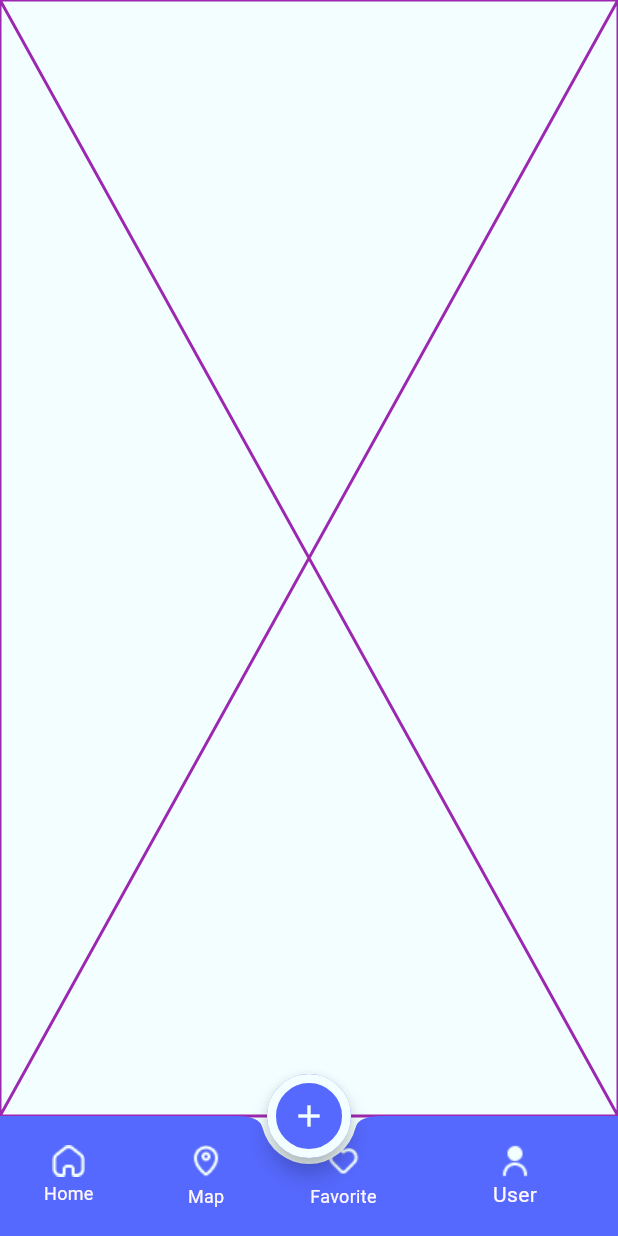
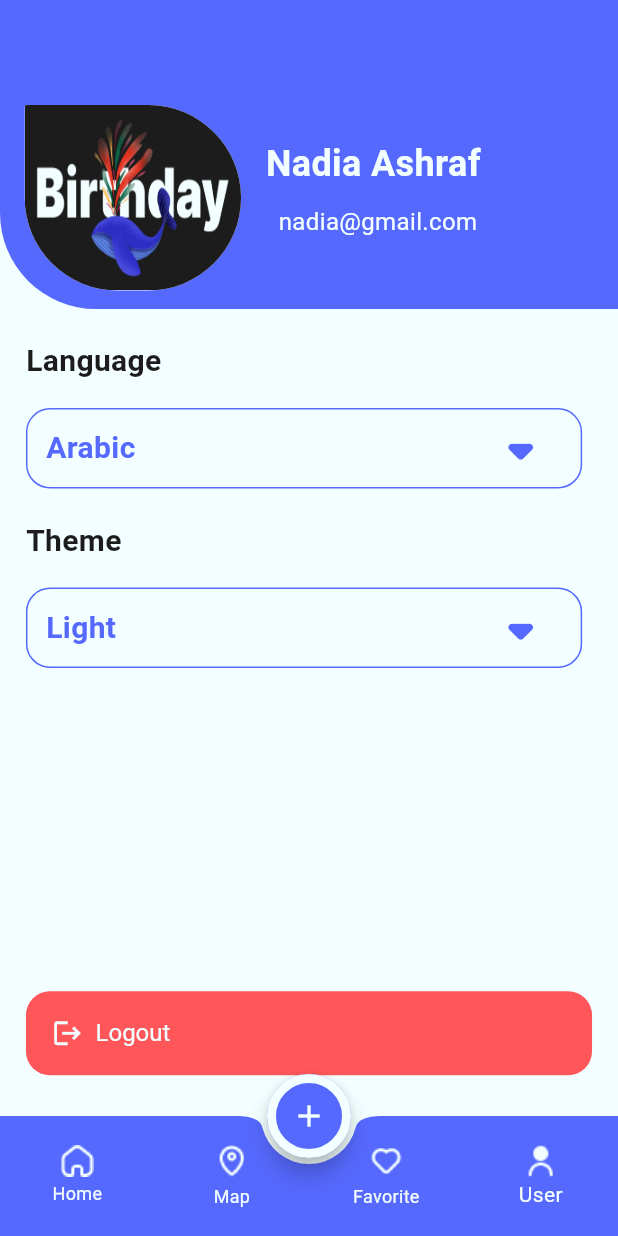
Before and after one commit to nadia022/event-planning-app, a Flutter app: the screen it shows after launch, item 4 of the bottom bar chosen, on a phone screen of 412 x 824 dp. Run offline on Flutter 3.47's test engine with Material 3 defaults, Android fonts, the phone set to English and light mode, and no system bars; our stand-ins replace animated_toggle_switch, firebase_auth, firebase_core, smooth_page_indicator; accounts and stored records are empty; generated files the repository leaves out were written again.

Commit message:
implement UI for User and Favorite tabs

```diff
--- a/lib/assets/app_images.dart
+++ b/lib/assets/app_assets.dart
@@ -1,4 +1,4 @@
-class AppImages {
+class AppAssets {
   static const String eventlyHorizentalLogo =
       "assets/images/evently_horizental_logo.png";
   static const String setupDarkModeImage =
--- a/lib/auth/forget_password_screen/forget_password_screen.dart
+++ b/lib/auth/forget_password_screen/forget_password_screen.dart
@@ -1,5 +1,5 @@
 import 'package:evently_app/utils/app_colors.dart';
-import 'package:evently_app/assets/app_images.dart';
+import 'package:evently_app/assets/app_assets.dart';
 import 'package:flutter/material.dart';
 import 'package:flutter_gen/gen_l10n/app_localizations.dart';
 
@@ -26,7 +26,7 @@ class ForgetPasswordScreen extends StatelessWidget {
         padding: EdgeInsets.all(height * 0.02),
         child: Column(
           children: [
-            Image.asset(AppImages.forget_password_image),
+            Image.asset(AppAssets.forget_password_image),
             SizedBox(
               height: height * 0.02,
             ),
--- a/lib/auth/login_screen/login_screen.dart
+++ b/lib/auth/login_screen/login_screen.dart
@@ -1,7 +1,7 @@
 import 'package:evently_app/auth/forget_password_screen/forget_password_screen.dart';
 import 'package:evently_app/auth/register_screen/register_screen.dart';
 import 'package:evently_app/utils/app_colors.dart';
-import 'package:evently_app/assets/app_images.dart';
+import 'package:evently_app/assets/app_assets.dart';
 import 'package:evently_app/utils/dialog_utils.dart';
 import 'package:evently_app/ui/widgets/language_switch.dart';
 import 'package:evently_app/ui/widgets/theme_switch.dart';
@@ -36,7 +36,7 @@ class _LoginScreenState extends State<LoginScreen> {
             child: SingleChildScrollView(
               child: Column(
                 children: [
-                  Image.asset(AppImages.eventlyVerticalLogo),
+                  Image.asset(AppAssets.eventlyVerticalLogo),
                   SizedBox(
                     height: height * 0.035,
                   ),
@@ -192,7 +192,7 @@ class _LoginScreenState extends State<LoginScreen> {
                       mainAxisAlignment: MainAxisAlignment.center,
                       children: [
                         Image.asset(
-                          AppImages.google_logo,
+                          AppAssets.google_logo,
                           height: height * 0.03,
                         ),
                         Padding(
--- a/lib/auth/register_screen/register_screen.dart
+++ b/lib/auth/register_screen/register_screen.dart
@@ -1,6 +1,6 @@
 import 'package:evently_app/auth/login_screen/login_screen.dart';
 import 'package:evently_app/utils/app_colors.dart';
-import 'package:evently_app/assets/app_images.dart';
+import 'package:evently_app/assets/app_assets.dart';
 import 'package:evently_app/utils/dialog_utils.dart';
 import 'package:evently_app/ui/widgets/language_switch.dart';
 import 'package:firebase_auth/firebase_auth.dart';
@@ -47,7 +47,7 @@ class _RegisterScreenState extends State<RegisterScreen> {
           child: SingleChildScrollView(
             child: Column(
               children: [
-                Image.asset(AppImages.eventlyVerticalLogo),
+                Image.asset(AppAssets.eventlyVerticalLogo),
                 SizedBox(
                   height: height * 0.035,
                 ),
--- a/lib/l10n/app_ar.arb
+++ b/lib/l10n/app_ar.arb
@@ -40,5 +40,10 @@
     "home": "الصفحة الرئيسية",
     "map": "الخريطة",
     "favorite": "المفضلة",
-    "user": "المستخدم"
+    "user": "المستخدم",
+    "search_for_event": "البحث عن الحدث",
+    "arabic": "العربيه",
+    "english": "الانجليزيه",
+    "light": "نهاري",
+    "dark": "ليلي"
 }
--- a/lib/l10n/app_en.arb
+++ b/lib/l10n/app_en.arb
@@ -39,5 +39,10 @@
     "home": "Home",
     "map": "Map",
     "favorite": "Favorite",
-    "user": "User"
+    "user": "User",
+    "search_for_event": "Search For Event",
+    "arabic": "Arabic",
+    "english": "English",
+    "light": "Light",
+    "dark": "Dark"
 }
--- a/lib/ui/Screens/home_screen/home_screen.dart
+++ b/lib/ui/Screens/home_screen/home_screen.dart
@@ -1,10 +1,11 @@
-import 'package:evently_app/ui/tabs/favorite/favorite_tab.dart';
-import 'package:evently_app/ui/tabs/home/home_tab.dart';
-import 'package:evently_app/ui/tabs/map/map_tab..dart';
-import 'package:evently_app/ui/tabs/user/user_tab.dart';
+import 'package:evently_app/ui/Screens/home_screen/tabs/favorite/favorite_tab.dart';
+import 'package:evently_app/ui/Screens/home_screen/tabs/home/home_tab.dart';
+import 'package:evently_app/ui/Screens/home_screen/tabs/map/map_tab..dart';
+import 'package:evently_app/ui/Screens/home_screen/tabs/user/user_tab.dart';
 import 'package:evently_app/utils/app_colors.dart';
-import 'package:evently_app/assets/app_images.dart';
+import 'package:evently_app/assets/app_assets.dart';
 import 'package:flutter/material.dart';
+import 'package:flutter_gen/gen_l10n/app_localizations.dart';
 
 class HomeScreen extends StatefulWidget {
   static const routeName = "HomeScreen";
@@ -19,6 +20,8 @@ class _HomeScreenState extends State<HomeScreen> {
 
   @override
   Widget build(BuildContext context) {
+    var appLocalization = AppLocalizations.of(context)!;
+
     return Scaffold(
       bottomNavigationBar: Theme(
         data: Theme.of(context).copyWith(canvasColor: Colors.transparent),
@@ -27,6 +30,9 @@ class _HomeScreenState extends State<HomeScreen> {
           padding: EdgeInsets.all(0),
           shape: const CircularNotchedRectangle(),
           child: BottomNavigationBar(
+            selectedItemColor: AppColors.white, // لون التاب المختار
+            unselectedItemColor: AppColors.white,
+            type: BottomNavigationBarType.fixed,
             elevation: 0,
             showSelectedLabels: true,
             showUnselectedLabels: true,
@@ -37,24 +43,24 @@ class _HomeScreenState extends State<HomeScreen> {
             },
             items: [
               buildBottomNavBarItem(
-                  selcIcon: AppImages.selcHomeIcon,
-                  unSelcIcon: AppImages.unSelcHomeIcon,
-                  label: "Home",
+                  selcIcon: AppAssets.selcHomeIcon,
+                  unSelcIcon: AppAssets.unSelcHomeIcon,
+                  label: appLocalization.home,
                   index: 0),
               buildBottomNavBarItem(
-                  selcIcon: AppImages.selcLocIcon,
-                  unSelcIcon: AppImages.unSelcLocIcon,
-                  label: "Map",
+                  selcIcon: AppAssets.selcLocIcon,
+                  unSelcIcon: AppAssets.unSelcLocIcon,
+                  label: appLocalization.map,
                   index: 1),
               buildBottomNavBarItem(
-                  selcIcon: AppImages.selcFavIcon,
-                  unSelcIcon: AppImages.unSelcFavIcon,
-                  label: "Favorite",
+                  selcIcon: AppAssets.selcFavIcon,
+                  unSelcIcon: AppAssets.unSelcFavIcon,
+                  label: appLocalization.favorite,
                   index: 2),
               buildBottomNavBarItem(
-                  selcIcon: AppImages.selcUserIcon,
-                  unSelcIcon: AppImages.unSelcUserIcon,
-                  label: "User",
+                  selcIcon: AppAssets.selcUserIcon,
+                  unSelcIcon: AppAssets.unSelcUserIcon,
+                  label: appLocalization.user,
                   index: 3),
             ],
           ),
--- a/lib/ui/tabs/home/event_item_widget.dart
+++ b/lib/ui/Screens/home_screen/tabs/home/event_item_widget.dart
@@ -1,4 +1,4 @@
-import 'package:evently_app/assets/app_images.dart';
+import 'package:evently_app/assets/app_assets.dart';
 import 'package:evently_app/utils/app_colors.dart';
 import 'package:evently_app/utils/app_styles.dart';
 import 'package:flutter/material.dart';
@@ -17,7 +17,7 @@ class EventItemWidget extends StatelessWidget {
       height: height * 0.22,
       decoration: BoxDecoration(
         image: DecorationImage(
-            image: AssetImage(AppImages.BirthdayEventImage), fit: BoxFit.fill),
+            image: AssetImage(AppAssets.BirthdayEventImage), fit: BoxFit.fill),
         borderRadius: BorderRadius.circular(16),
         border: Border.all(color: AppColors.primaryColorLight, width: 1),
       ),
--- /dev/null
+++ b/lib/ui/Screens/home_screen/tabs/user/user_tab.dart
@@ -0,0 +1,166 @@
+import 'package:evently_app/assets/app_assets.dart';
+import 'package:evently_app/utils/app_colors.dart';
+import 'package:evently_app/utils/app_styles.dart';
+import 'package:flutter/material.dart';
+import 'package:flutter_gen/gen_l10n/app_localizations.dart';
+
+class UserTab extends StatelessWidget {
+  @override
+  Widget build(BuildContext context) {
+    var width = MediaQuery.of(context).size.width;
+    var height = MediaQuery.of(context).size.height;
+    var appLocalization = AppLocalizations.of(context)!;
+
+    return Scaffold(
+      body: Column(
+        crossAxisAlignment: CrossAxisAlignment.start,
+        children: [
+          Container(
+            width: width * 1,
+            height: height * 0.25,
+            decoration: BoxDecoration(
+                color: AppColors.primaryColorLight,
+                borderRadius:
+                    BorderRadius.only(bottomLeft: Radius.circular(64))),
+            child: Row(
+              children: [
+                Container(
+                  margin: EdgeInsets.only(
+                      top: height * 0.07,
+                      left: width * 0.04,
+                      right: width * 0.04),
+                  width: width * 0.35,
+                  height: height * 0.15,
+                  decoration: BoxDecoration(
+                      borderRadius: BorderRadius.only(
+                          topLeft: Radius.circular(24),
+                          topRight: Radius.circular(1000),
+                          bottomLeft: Radius.circular(1000),
+                          bottomRight: Radius.circular(1000)),
+                      color: AppColors.white,
+                      image: DecorationImage(
+                          image: AssetImage(AppAssets.BirthdayEventImage),
+                          fit: BoxFit.fill)),
+                ),
+                Padding(
+                  padding: EdgeInsets.only(top: height * 0.055),
+                  child: Column(
+                    mainAxisAlignment: MainAxisAlignment.center,
+                    children: [
+                      Text(
+                        "Nadia Ashraf ",
+                        style: AppStyles.largeWhiteBold24,
+                      ),
+                      SizedBox(
+                        height: height * 0.012,
+                      ),
+                      Text(
+                        "nadia@gmail.com",
+                        style: AppStyles.mediumWhite16,
+                      )
+                    ],
+                  ),
+                ),
+              ],
+            ),
+          ),
+          Padding(
+            padding: EdgeInsets.only(
+                top: height * 0.025,
+                left: width * 0.042,
+                bottom: height * 0.02),
+            child: Text(
+              appLocalization.language,
+              style: AppStyles.largeBlackBold20,
+            ),
+          ),
+          Container(
+            margin: EdgeInsets.only(left: width * 0.042),
+            padding: EdgeInsets.symmetric(horizontal: width * 0.03),
+            width: width * 0.9,
+            height: height * 0.065,
+            decoration: BoxDecoration(
+                borderRadius: BorderRadius.circular(16),
+                color: Colors.transparent,
+                border: Border.all(color: AppColors.primaryColorLight)),
+            child: Row(
+              mainAxisAlignment: MainAxisAlignment.spaceBetween,
+              children: [
+                Text(
+                  appLocalization.arabic,
+                  style: AppStyles.largeBlueBold20,
+                ),
+                Icon(
+                  Icons.arrow_drop_down_rounded,
+                  color: AppColors.primaryColorLight,
+                  size: 55,
+                ),
+              ],
+            ),
+          ),
+          Padding(
+            padding: EdgeInsets.only(
+                top: height * 0.025,
+                left: width * 0.042,
+                bottom: height * 0.02),
+            child: Text(
+              appLocalization.theme,
+              style: AppStyles.largeBlackBold20,
+            ),
+          ),
+          Container(
+            margin: EdgeInsets.only(left: width * 0.042),
+            padding: EdgeInsets.symmetric(horizontal: width * 0.03),
+            width: width * 0.9,
+            height: height * 0.065,
+            decoration: BoxDecoration(
+                borderRadius: BorderRadius.circular(16),
+                color: Colors.transparent,
+                border: Border.all(color: AppColors.primaryColorLight)),
+            child: Row(
+              mainAxisAlignment: MainAxisAlignment.spaceBetween,
+              children: [
+                Text(
+                  appLocalization.light,
+                  style: AppStyles.largeBlueBold20,
+                ),
+                Icon(
+                  Icons.arrow_drop_down_rounded,
+                  color: AppColors.primaryColorLight,
+                  size: 55,
+                ),
+              ],
+            ),
+          ),
+          Spacer(),
+          Padding(
+            padding: EdgeInsets.symmetric(
+                vertical: height * 0.033, horizontal: width * 0.042),
+            child: FilledButton(
+                onPressed: () {},
+                style: FilledButton.styleFrom(
+                  backgroundColor: AppColors.babyRed,
+                  shape: RoundedRectangleBorder(
+                    borderRadius: BorderRadius.circular(16),
+                  ),
+                ),
+                child: Row(
+                  children: [
+                    Icon(
+                      Icons.logout,
+                      color: AppColors.white,
+                      size: 21,
+                    ),
+                    SizedBox(width: width * 0.02),
+                    Text(
+                      "Logout",
+                      style: AppStyles.mediumWhite16,
+                    ),
+                  ],
+                )),
+          )
+        ],
+      ),
+    );
+  }
+}
--- a/lib/ui/tabs/user/user_tab.dart
+++ /dev/null
@@ -1,10 +0,0 @@
-import 'package:flutter/material.dart';
-
-class UserTab extends StatelessWidget {
-  @override
-  Widget build(BuildContext context) {
-    return Placeholder(
-      color: Colors.purple,
-    );
-  }
-}
--- a/lib/ui/widgets/language_switch.dart
+++ b/lib/ui/widgets/language_switch.dart
@@ -1,5 +1,5 @@
 import 'package:animated_toggle_switch/animated_toggle_switch.dart';
-import 'package:evently_app/assets/app_images.dart';
+import 'package:evently_app/assets/app_assets.dart';
 import 'package:evently_app/providers/locale_provider.dart';
 import 'package:flutter/material.dart';
 import 'package:provider/provider.dart';
@@ -31,11 +31,11 @@ class _LanguageSwitchState extends State<LanguageSwitch> {
       iconBuilder: (value, foreground) {
         if (value == "en") {
           return CircleAvatar(
-            backgroundImage: AssetImage(AppImages.englishIcon),
+            backgroundImage: AssetImage(AppAssets.englishIcon),
           );
         } else {
           return CircleAvatar(
-            backgroundImage: AssetImage(AppImages.arabicIcon),
+            backgroundImage: AssetImage(AppAssets.arabicIcon),
           );
         }
       },
--- a/lib/utils/app_colors.dart
+++ b/lib/utils/app_colors.dart
@@ -8,4 +8,5 @@ class AppColors {
   static Color primaryColorDark = Color(0xff101127);
   static Color gray = Color(0xff7B7B7B);
   static Color red = Colors.red;
+  static Color babyRed = Color(0xffFF5659);
 }
--- a/lib/utils/app_styles.dart
+++ b/lib/utils/app_styles.dart
@@ -29,4 +29,6 @@ class AppStyles {
     color: AppColors.white,
     fontSize: 16,
   );
+  static TextStyle largeBlackBold20 = TextStyle(
+      color: AppColors.black, fontSize: 20, fontWeight: FontWeight.bold);
 }
```
Also changed, not shown: lib/ui/Screens/home_screen/tabs/favorite/favorite_tab.dart (added, +57 -0 lines), lib/ui/Screens/home_screen/tabs/home/home_tab.dart (renamed from lib/ui/tabs/home/home_tab.dart, +4 -4 lines), lib/ui/Screens/onboarding_screen/onboarding_screen.dart (+7 -7 lines), lib/ui/Screens/setup_screen/setup_screen.dart (+4 -4 lines), lib/ui/tabs/favorite/favorite_tab.dart (deleted, +0 -10 lines), lib/ui/Screens/home_screen/tabs/home/event_tab_widget.dart (renamed from lib/ui/tabs/home/event_tab_widget.dart), lib/ui/Screens/home_screen/tabs/map/map_tab..dart (renamed from lib/ui/tabs/map/map_tab..dart).
